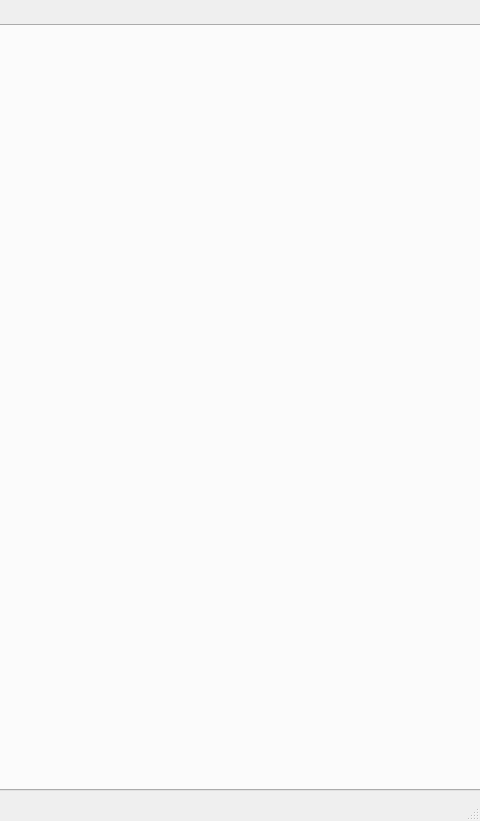
The window that GuiManita.ui (Mithmi/basic_math_calc) describes before a commit, drawn with Qt 5; both pictures show x 451 to 931 and y 0 to 821 of the 931 by 821 pixel window.
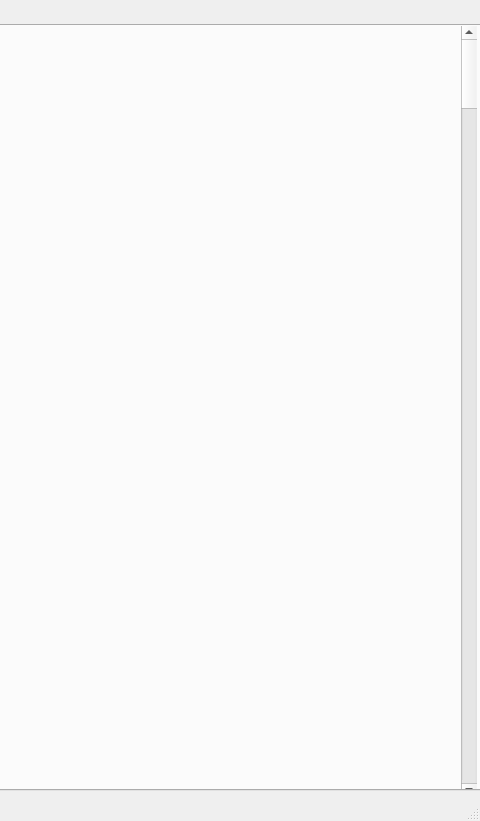
The same window after the commit. The open tabs and pages were chosen to show the change.

Commit message: Финалочка почти, я верю в тебя!

What changed in the file:
```diff
--- a/GuiManita.ui
+++ b/GuiManita.ui
@@ -133,6 +133,19 @@
        <string>Рассчитать</string>
       </property>
      </widget>
+     <widget class="QScrollBar" name="verticalScrollBar_3">
+      <property name="geometry">
+       <rect>
+        <x>900</x>
+        <y>0</y>
+        <width>16</width>
+        <height>771</height>
+       </rect>
+      </property>
+      <property name="orientation">
+       <enum>Qt::Vertical</enum>
+      </property>
+     </widget>
     </widget>
     <widget class="QWidget" name="tab_2">
      <attribute name="title">
```
Left out of the diff: 28 changed lines with no effect on the pictures. The commit also changes 1 other file.
